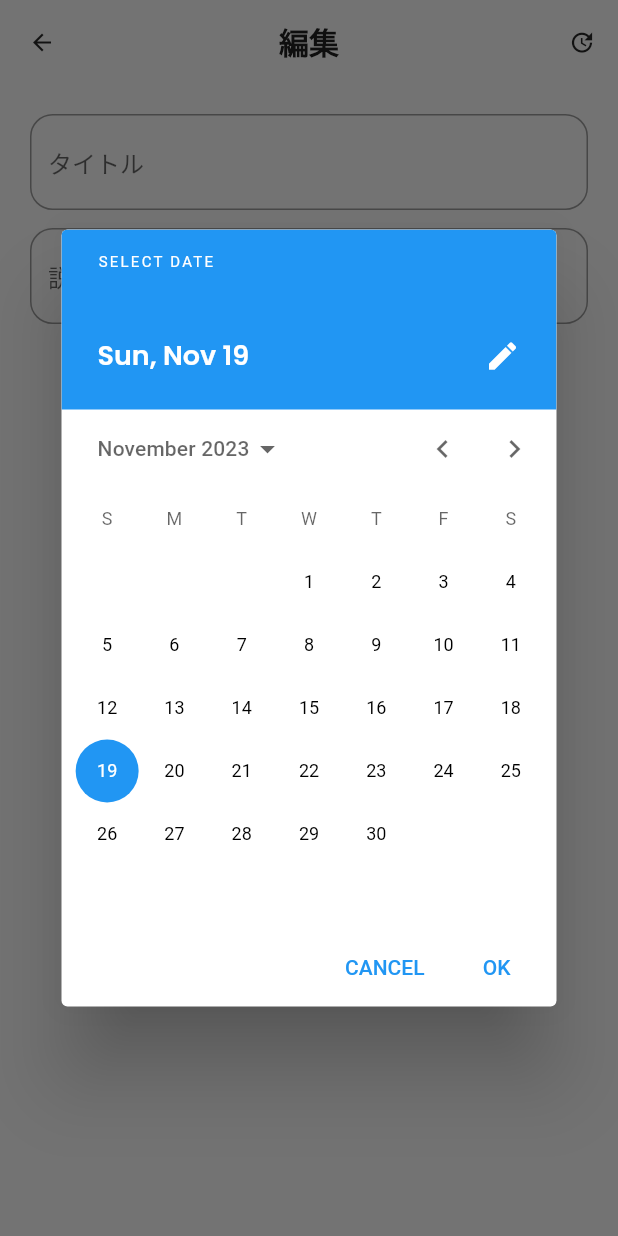
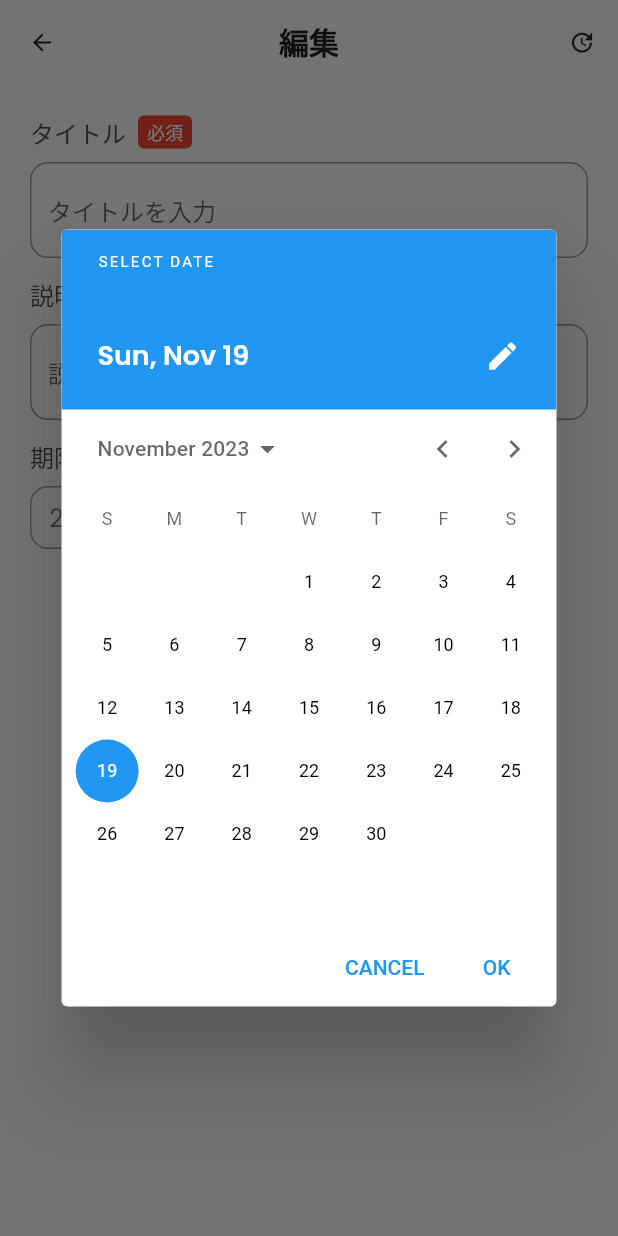
Before and after one commit to mnengineer/roadmap, a Flutter app: the EditScreen screen opened directly with empty values, after a tap on an icon or button, on a phone screen of 412 x 824 dp. Run offline on Flutter 3.47's test engine with Material 2 defaults, Android fonts, the phone set to English and light mode, and no system bars; our stand-ins replace animated_bottom_navigation_bar, cloud_firestore, device_preview, firebase_auth, firebase_core, flutter_hooks and 10 more; accounts and stored records are empty.

Commit message:
💡 refactor: 目標編集画面のリファクタリング

```diff
--- a/lib/presentation/views/home/goal/edit_screen.dart
+++ b/lib/presentation/views/home/goal/edit_screen.dart
@@ -1,9 +1,10 @@
 import 'package:flutter/material.dart';
 import 'package:flutter_hooks/flutter_hooks.dart';
 import 'package:hooks_riverpod/hooks_riverpod.dart';
-import 'package:intl/intl.dart';
 import 'package:roadmap/core/di/providers.dart';
 import 'package:roadmap/domain/entities/goal_item.dart';
+import 'package:roadmap/presentation/widgets/form/labeld_text_form_widget.dart';
+import 'package:roadmap/presentation/widgets/picker/date_picker_widget.dart';
 
 class EditScreen extends HookConsumerWidget {
   const EditScreen({super.key, required this.item});
@@ -50,39 +51,24 @@ class EditScreen extends HookConsumerWidget {
         padding: const EdgeInsets.all(20),
         child: Column(
           children: [
-            TextField(
+            LabeledTextFormWidget(
+              label: 'タイトル',
+              hint: 'タイトルを入力',
               controller: titleController,
-              autofocus: true,
-              decoration: const InputDecoration(hintText: 'タイトル'),
+              isRequired: true,
             ),
             const SizedBox(height: 12),
-            TextField(
+            LabeledTextFormWidget(
+              label: '説明',
+              hint: '説明を入力',
               controller: descriptionController,
-              autofocus: true,
-              decoration: const InputDecoration(hintText: '説明'),
             ),
             const SizedBox(height: 12),
-            InkWell(
-              onTap: () async {
-                final date = await showDatePicker(
-                  context: context,
-                  initialDate: selectedDate.value ?? DateTime.now(),
-                  firstDate: DateTime(2000),
-                  lastDate: DateTime(2101),
-                );
-                if (date != null) {
-                  selectedDate.value = date;
-                }
-              },
-              child: Text(
-                selectedDate.value == null
-                    ? '期日を選択'
-                    : DateFormat('yyyy-MM-dd').format(selectedDate.value!),
-                style: const TextStyle(
-                  color: Colors.black54,
-                  fontSize: 16,
-                ),
-              ),
+            DatePickerWidget(
+              label: '期限',
+              hint: '期限を選択',
+              selectedDate: selectedDate,
+              isRequired: true,
             ),
           ],
         ),
```
